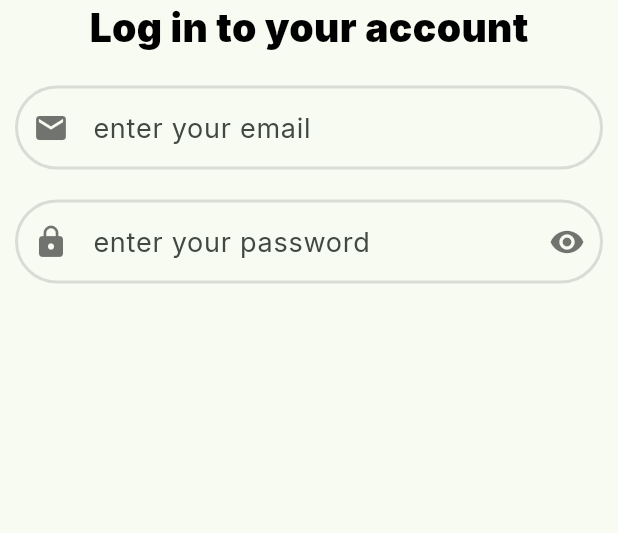
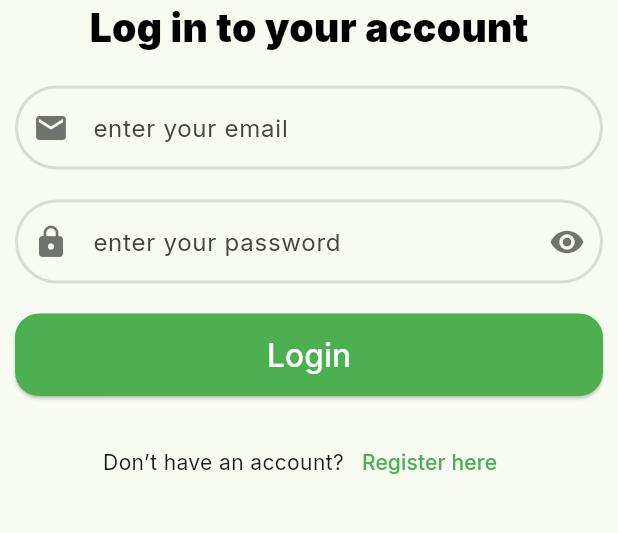
Before and after one commit to asmaaHasbo/chat-app, a Flutter app: the LoginScreen screen opened by its route, on a phone screen of 412 x 824 dp, the part 296-829 px from its top. Run offline on Flutter 3.47's test engine with Material 3 defaults, Android fonts, the phone set to English and light mode, and no system bars; our stand-ins replace firebase_core, google_fonts; accounts and stored records are empty.

Commit message:
login screen ui done✔️🤘

```diff
--- /dev/null
+++ b/lib/core/shared_widgets/custom_button.dart
@@ -0,0 +1,30 @@
+import 'package:chat_app/core/themes/colors.dart';
+import 'package:flutter/material.dart';
+
+class CustomButton extends StatelessWidget {
+  CustomButton({
+    super.key,
+    required this.onPressed,
+    required this.buttName,
+  });
+
+  VoidCallback onPressed;
+  String buttName;
+  @override
+  Widget build(BuildContext context) {
+    return ElevatedButton(
+      onPressed: onPressed,
+      style: ElevatedButton.styleFrom(
+        backgroundColor: AppColors.mainColor,
+        shape: RoundedRectangleBorder(
+          borderRadius: BorderRadius.circular(16.0),
+        ),
+        minimumSize: const Size(double.infinity, 55),
+      ),
+      child: Text(
+        buttName,
+        style: const TextStyle(fontSize: 21, color: Colors.white),
+      ),
+    );
+  }
+}
--- a/lib/core/shared_widgets/custom_text_field.dart
+++ b/lib/core/shared_widgets/custom_text_field.dart
@@ -24,19 +24,23 @@ class CustomTextField extends StatelessWidget {
       decoration: InputDecoration(
         hintText: hint,
         labelText: label,
-        labelStyle: const TextStyle(fontSize: 18),
+        labelStyle: const TextStyle(fontSize: 16),
+
         border: OutlineInputBorder(
           borderRadius: BorderRadius.circular(20),
           borderSide: BorderSide(color: AppColors.secondaryColor,),
         ),
+
         enabledBorder: OutlineInputBorder(
           borderRadius: BorderRadius.circular(30),
           borderSide: const BorderSide(color: Colors.black12 , width: 2),
         ),
+
         focusedBorder: OutlineInputBorder(
           borderRadius: BorderRadius.circular(6),
           borderSide: const BorderSide(color: Color(0xff34B7F1) ,width: 2),
         ),
+
         prefixIcon: Icon(prefixIcon , color: Colors.black54,),
         suffixIcon: Icon( suffixIcon,color:Colors.black54 ,)
       ),
--- a/lib/features/auth/presentation/views/login_screen.dart
+++ b/lib/features/auth/presentation/views/login_screen.dart
@@ -1,5 +1,7 @@
 import 'package:chat_app/core/constants/assests_images.dart';
+import 'package:chat_app/core/shared_widgets/custom_button.dart';
 import 'package:chat_app/core/shared_widgets/custom_text_field.dart';
+import 'package:chat_app/features/auth/presentation/views/widgets/custom_row.dart';
 import 'package:chat_app/features/auth/presentation/views/widgets/login_title.dart';
 import 'package:flutter/cupertino.dart';
 import 'package:flutter/material.dart';
@@ -14,21 +16,27 @@ class LoginScreen extends StatelessWidget {
   Widget build(BuildContext context) {
     return SafeArea(
       child: Scaffold(
-        body:
-        Padding(
+        body: Padding(
           padding: const EdgeInsets.all(10.0),
           child: Column(
             children: [
               const Logo(),
               const LoginTitle(),
-            const SizedBox(height: 20,),
+              const SizedBox(
+                height: 20,
+              ),
+              //------------------------ email -----------------
               CustomTextField(
                 onChange: (String) {},
                 hint: 'enter your email',
                 label: 'enter your email',
                 prefixIcon: Icons.email,
               ),
-            const SizedBox(height: 20,),
+              const SizedBox(
+                height: 20,
+              ),
+
+              //------------------------ password -------------
               CustomTextField(
                 onChange: (String) {},
                 hint: 'enter your password',
@@ -36,9 +44,23 @@ class LoginScreen extends StatelessWidget {
                 prefixIcon: Icons.lock,
                 suffixIcon: Icons.remove_red_eye,
               ),
+              const SizedBox(
+                height: 20,
+              ),
+
+              //---------------------- button--------------
+              CustomButton(onPressed: (){}, buttName: 'Login'),
+              const SizedBox(
+                height: 20,
+              ),
+
+              //----------------
+              CustomRow(quText: "Don’t have an account?",
+                  linkedText: "Register here", onPressed: () {  },)
             ],
           ),
-        )),
+        ),
+      ),
     );
   }
 }
--- /dev/null
+++ b/lib/features/auth/presentation/views/widgets/custom_row.dart
@@ -0,0 +1,34 @@
+import 'package:chat_app/core/themes/colors.dart';
+import 'package:flutter/material.dart';
+
+class CustomRow extends StatelessWidget {
+  CustomRow(
+      {super.key,
+      required this.quText,
+      required this.onPressed,
+      required this.linkedText});
+
+  String quText;
+  String linkedText;
+  VoidCallback onPressed;
+
+  @override
+  Widget build(BuildContext context) {
+    return Row(
+      mainAxisAlignment: MainAxisAlignment.center,
+      children: [
+        Text(
+          quText,
+          style: const TextStyle(fontSize: 14),
+        ),
+        TextButton(
+          onPressed: onPressed,
+          child: Text(
+            linkedText,
+            style: TextStyle(fontSize: 14, color: AppColors.mainColor),
+          ),
+        ),
+      ],
+    );
+  }
+}
```
Lines whose indentation alone changed are shown as unchanged.
